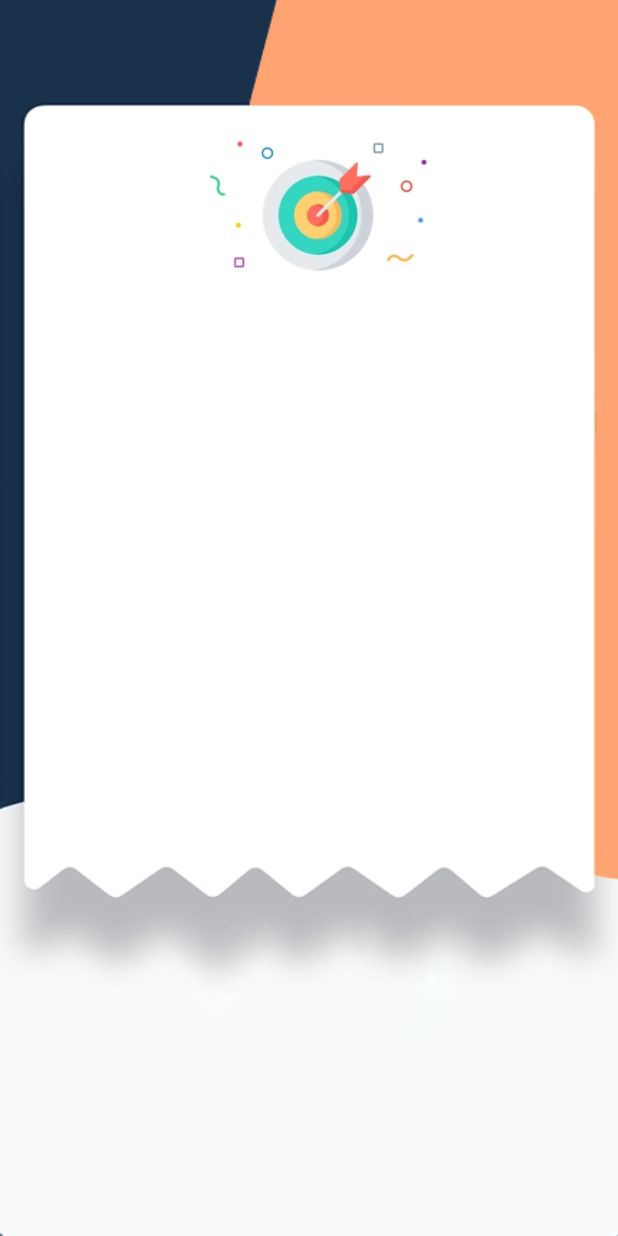
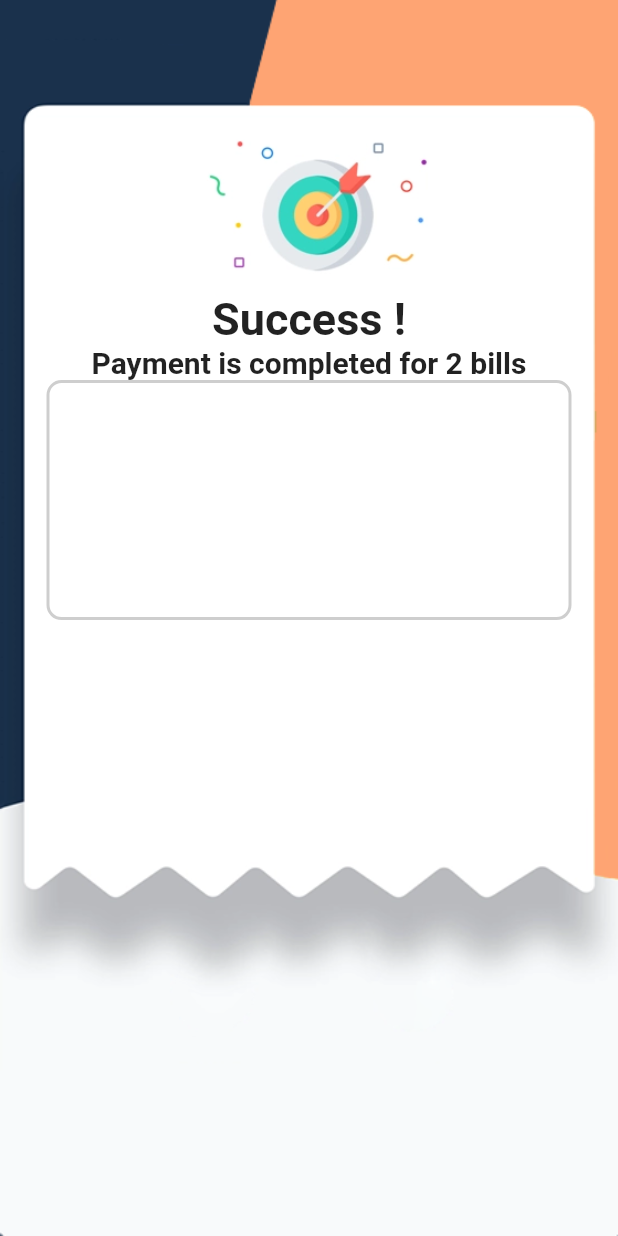
Before and after one commit to Reagandennis/flutter_payment_app_starter, a Flutter app: the screen it shows after launch, on a phone screen of 412 x 824 dp. Run offline on Flutter 3.47's test engine with Material 2 defaults, Android fonts, the phone set to English and light mode, and no system bars.

Commit message:
border box for the payment_page

```diff
--- a/lib/pages/my_homepage.dart
+++ b/lib/pages/my_homepage.dart
@@ -339,7 +339,7 @@ class _MyHomePageState extends State<MyHomepage> {
                   fontSize: 50,
                   fontWeight: FontWeight.bold,
                   color: Colors.white),
-            ))
+            )),
       ],
     );
   }
--- a/lib/pages/payment_page.dart
+++ b/lib/pages/payment_page.dart
@@ -2,6 +2,7 @@ import 'package:flutter/material.dart';
 import 'package:flutter/src/foundation/key.dart';
 import 'package:flutter/src/widgets/container.dart';
 import 'package:flutter/src/widgets/framework.dart';
+import 'package:flutter_payment_app/component/colors.dart';
 
 class PaymentPage extends StatelessWidget {
   const PaymentPage({Key? key}) : super(key: key);
@@ -27,7 +28,29 @@ class PaymentPage extends StatelessWidget {
                 decoration: BoxDecoration(
                     image: DecorationImage(
                         fit: BoxFit.fitWidth,
-                        image: AssetImage("images/success.png"))))
+                        image: AssetImage("images/success.png")))),
+            Text(
+              "Success !",
+              style: TextStyle(
+                  fontSize: 30,
+                  fontWeight: FontWeight.bold,
+                  color: AppColor.mainColor),
+            ),
+            Text(
+              "Payment is completed for 2 bills",
+              style: TextStyle(
+                  fontSize: 20,
+                  fontWeight: FontWeight.w600,
+                  color: AppColor.idColor),
+            ),
+            Container(
+              height: 160,
+              width: 350,
+              decoration: BoxDecoration(
+                  borderRadius: BorderRadius.circular(10),
+                  border: Border.all(
+                      width: 2, color: Colors.grey.withOpacity(0.5))),
+            )
           ],
         ),
       ),
```
